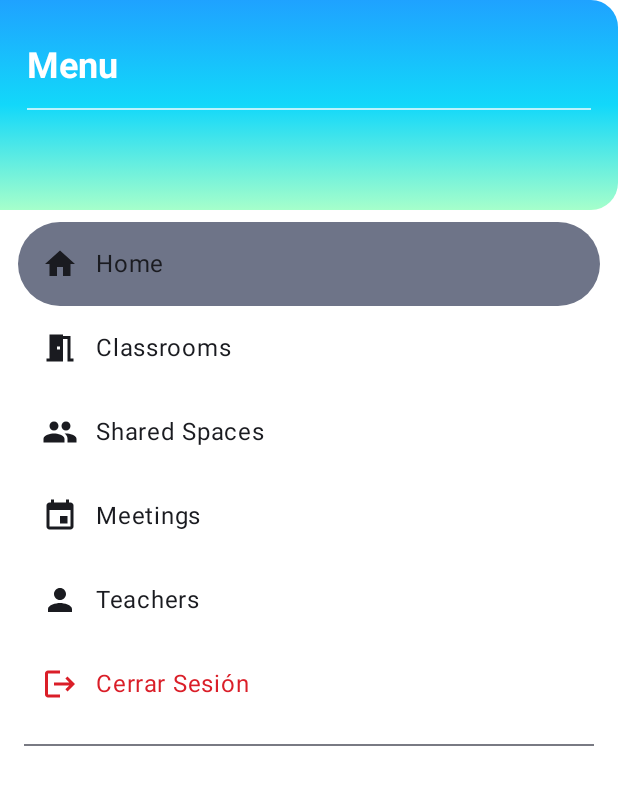
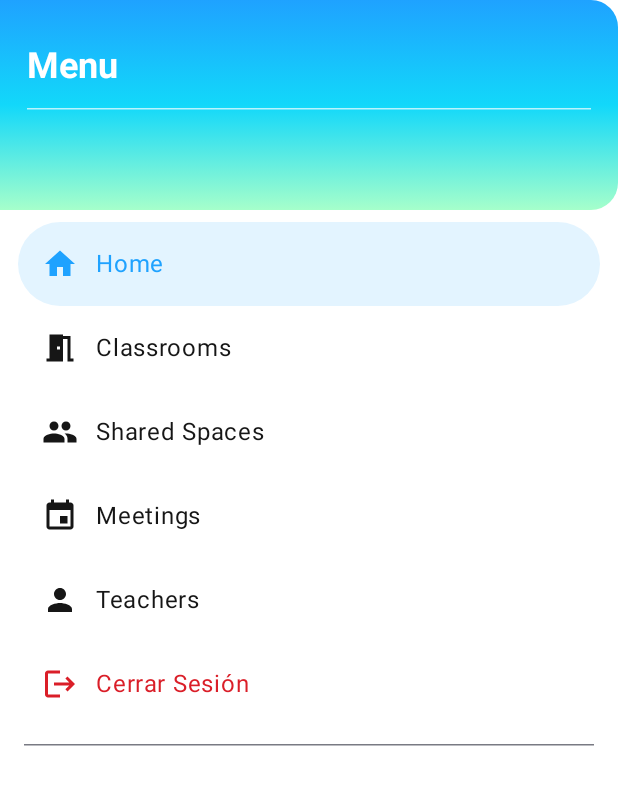
Before and after one commit to AplicacionesMovilesOrg/Eduspace-android-native-app, an Android app built with Jetpack Compose: the EduSpaceNavigation screen opened through its navigation route, after a tap on "Menu", on a phone screen of 412 x 824 dp. Shown: the top 785 px of the screen. Run offline under Robolectric (Android 15) with nearby library versions, the light colour scheme and no system bars; our stand-ins replace Dagger/Hilt's generated code; libraries missing offline, so code that uses them is left out: androidx.hilt.lifecycle.

Commit message:
feat(theme): Disable dark mode and update UI components

```diff
--- a/app/src/main/java/upc/edu/pe/eduspace/core/ui/components/DrawerContent.kt
+++ b/app/src/main/java/upc/edu/pe/eduspace/core/ui/components/DrawerContent.kt
@@ -1,4 +1,5 @@
 package upc.edu.pe.eduspace.core.ui.components
+
 import androidx.compose.foundation.background
 import androidx.compose.foundation.layout.Column
 import androidx.compose.foundation.layout.Spacer
@@ -7,7 +8,7 @@ import androidx.compose.foundation.layout.fillMaxWidth
 import androidx.compose.foundation.layout.height
 import androidx.compose.foundation.layout.padding
 import androidx.compose.foundation.shape.RoundedCornerShape
-import androidx.compose.material3.Divider
+import androidx.compose.material3.HorizontalDivider
 import androidx.compose.material3.Icon
 import androidx.compose.material3.MaterialTheme
 import androidx.compose.material3.NavigationDrawerItem
@@ -25,7 +26,6 @@ import upc.edu.pe.eduspace.features.menu.domain.model.Screen
 
 @Composable
 fun DrawerHeader() {
-    // Gradiente con borde redondeado como la imagen
     val gradient = Brush.verticalGradient(
         colors = listOf(Color(0xFF1FA2FF), Color(0xFF12D8FA), Color(0xFFA6FFCB))
     )
@@ -39,7 +39,10 @@ fun DrawerHeader() {
     ) {
         Text("Menu", color = Color.White, style = MaterialTheme.typography.headlineSmall, fontWeight = FontWeight.Bold)
         Spacer(Modifier.height(12.dp))
-        Divider(color = Color.White.copy(alpha = .7f), thickness = 1.dp)
+        HorizontalDivider(
+            color = Color.White.copy(alpha = .7f),
+            thickness = 1.dp
+        )
     }
 }
 
@@ -53,17 +56,27 @@ fun DrawerMenu(
         DrawerHeader()
         Spacer(Modifier.height(8.dp))
         items.forEach { item ->
-            val color = if (item.isDanger) Color(0xFFDA1E28) else MaterialTheme.colorScheme.onSurface
             val selected = item.screen == current
+
+            val primaryCyan = Color(0xFF1FA2FF)
+            val textColorDark = Color(0xFF161616)
+
             NavigationDrawerItem(
-                label = { Text(item.screen.label, color = color) },
+                label = { Text(item.screen.label) },
                 selected = selected,
                 onClick = { onClick(item) },
-                icon = { Icon(item.icon, contentDescription = null, tint = color) },
+                icon = { Icon(item.icon, contentDescription = null) },
+                colors = NavigationDrawerItemDefaults.colors(
+                    unselectedTextColor = if (item.isDanger) Color(0xFFDA1E28) else textColorDark,
+                    unselectedIconColor = if (item.isDanger) Color(0xFFDA1E28) else textColorDark,
+                    selectedTextColor = if (item.isDanger) Color(0xFFDA1E28) else primaryCyan,
+                    selectedIconColor = if (item.isDanger) Color(0xFFDA1E28) else primaryCyan,
+                    selectedContainerColor = primaryCyan.copy(alpha = 0.12f)
+                ),
                 modifier = Modifier.padding(NavigationDrawerItemDefaults.ItemPadding)
             )
         }
         Spacer(Modifier.height(12.dp))
-        Divider(Modifier.padding(horizontal = 16.dp))
+        HorizontalDivider(modifier = Modifier.padding(horizontal = 16.dp))
     }
 }
--- a/app/src/main/java/upc/edu/pe/eduspace/core/ui/theme/Theme.kt
+++ b/app/src/main/java/upc/edu/pe/eduspace/core/ui/theme/Theme.kt
@@ -1,7 +1,6 @@
 package upc.edu.pe.eduspace.core.ui.theme
 
 import android.os.Build
-import androidx.compose.foundation.isSystemInDarkTheme
 import androidx.compose.material3.MaterialTheme
 import androidx.compose.material3.darkColorScheme
 import androidx.compose.material3.dynamicDarkColorScheme
@@ -24,7 +23,7 @@ private val LightColorScheme = lightColorScheme(
 
 @Composable
 fun AppTheme(
-    darkTheme: Boolean = isSystemInDarkTheme(),
+    darkTheme: Boolean = false,
     dynamicColor: Boolean = true,
     content: @Composable () -> Unit
 ) {
```
Also changed, not shown: app/src/main/java/upc/edu/pe/eduspace/features/home/presentation/home/HomeScreen.kt (+5 -5 lines), 2 other files.
